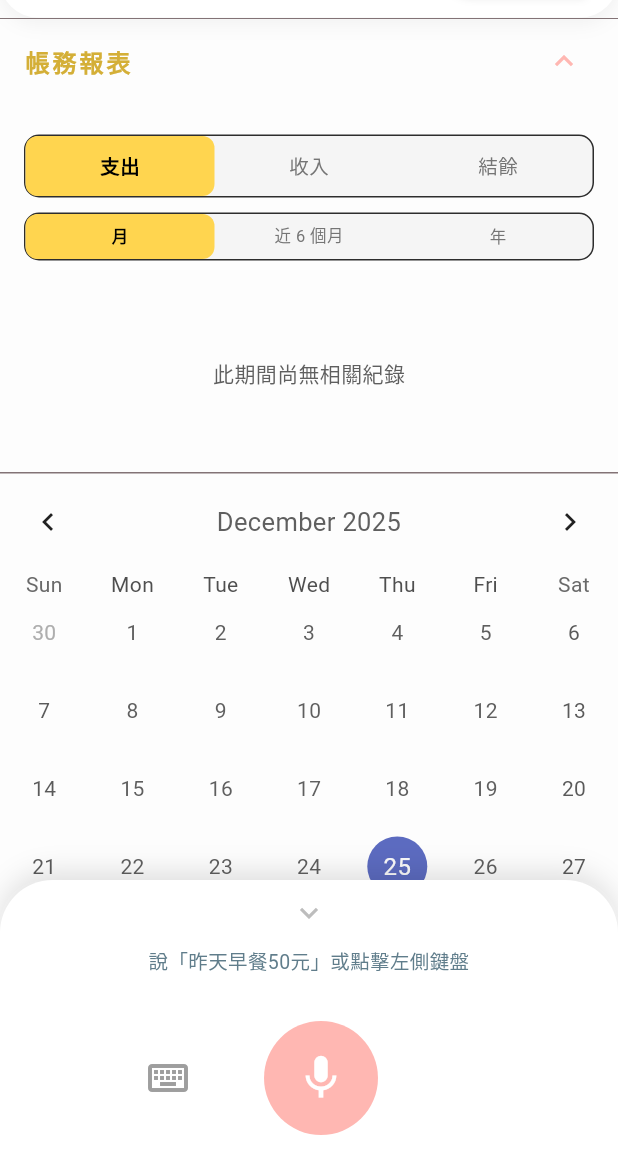
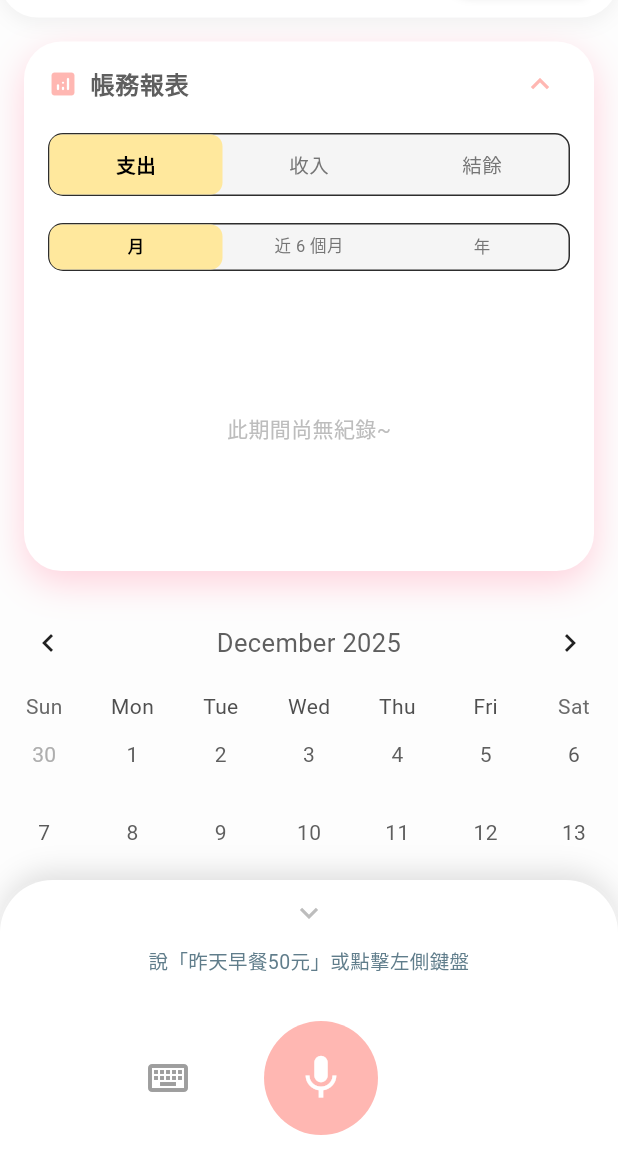
Before and after one commit to nodel33031/voice_expense_app, a Flutter app: the screen it shows after launch, on a phone screen of 412 x 824 dp, the part 71-1236 px from its top. Run offline on Flutter 3.47's test engine with Material 3 defaults, Android fonts, the phone set to English and light mode, and no system bars; drawn by our look-alikes of table_calendar; our stand-ins replace cloud_firestore, firebase_auth, firebase_core, fl_chart, flutter_dotenv, google_fonts and 3 more; accounts and stored records are empty.

Commit message:
style: 整合圖表中心文字、修正 const 錯誤並優化間距

```diff
--- a/lib/main.dart
+++ b/lib/main.dart
@@ -40,17 +40,27 @@ class ProAccountingApp extends StatelessWidget {
       theme: ThemeData(
         useMaterial3: true,
         brightness: Brightness.light,
-        // 使用圓潤的日系字體 (需在 pubspec.yaml 加入 google_fonts)
-        textTheme: GoogleFonts.mPlusRounded1cTextTheme(ThemeData.light().textTheme).copyWith(
-          bodyMedium: GoogleFonts.mPlusRounded1c(color: const Color(0xFF5F5F5F)),
-        ),
+
+        textTheme:
+            GoogleFonts.mPlusRounded1cTextTheme(
+              ThemeData.light().textTheme,
+            ).copyWith(
+              bodyMedium: GoogleFonts.mPlusRounded1c(
+                color: const Color(0xFF5F5F5F),
+              ),
+            ),
+
         colorScheme: ColorScheme.fromSeed(
-          seedColor: const Color(0xFFFFD1DC), // 櫻花粉
-          primary: const Color(0xFFFFB7B2),   // 蜜桃粉
-          surface: Colors.white,
-          background: const Color(0xFFF9F9F9), // 米白色
-        ),
+          seedColor: const Color(0xFFFFD1DC),
+          primary: const Color(0xFFFFB7B2),
+          secondary: const Color(0xFFB2E2F2),
+          // 解決警告：
+          surface: const Color(0xFFFDFDFD),
+        ),
+
+        // 確保 Scaffold 的底色也是乾淨的米白色
         scaffoldBackgroundColor: const Color(0xFFFDFDFD),
+
         bottomSheetTheme: const BottomSheetThemeData(
           backgroundColor: Colors.white,
           elevation: 20,
@@ -705,9 +715,9 @@ class _HomePageState extends State<HomePage> {
           color: Colors.white,
           borderRadius: BorderRadius.circular(15),
           boxShadow: [
-            BoxShadow(color: Colors.black.withOpacity(0.02), blurRadius: 5),
-          ],
-          border: Border.all(color: categoryColor.withOpacity(0.4)),
+            BoxShadow(color: Colors.black.withValues(alpha: 0.05), blurRadius: 5),
+          ],
+          border: Border.all(color: categoryColor.withValues(alpha: 0.4)),
         ),
         child: ListTile(
           onTap: () => _showEditDialog(item), // 點擊後彈出修改視窗
@@ -814,25 +824,18 @@ class _HomePageState extends State<HomePage> {
     );
   }
 
-  // --- 2. 帳務報表區塊 (含支出/收入/結餘切換) ---
+  // --- 2. 帳務報表區塊 (日系可愛風修正版) ---
 Widget _buildChartSection() {
   DateTime now = DateTime.now();
 
-    // 1. 過濾資料 (這部分你之前的代碼很完整)
+  // 1. 資料過濾邏輯 (保持不變)
   List<Map<String, dynamic>> filteredList = _history.where((h) {
-      if (h['date'] == null ||
-          h['type'] == null ||
-          h['category'] == null ||
-          h['amount'] == null)
+    if (h['date'] == null || h['type'] == null || h['category'] == null || h['amount'] == null)
       return false;
     try {
       DateTime hDate = DateFormat('yyyy-MM-dd').parse(h['date'].toString());
-
-        // 🔥 關鍵修正：過濾時不要受 _selectedTab 限制，先抓出該時段「所有」資料
-        // 這樣我們才能在同一個 filteredList 裡同時算支出、收入和結餘
       if (_timeRange == "月") {
-          return hDate.year == _selectedDay.year &&
-              hDate.month == _selectedDay.month;
+        return hDate.year == _selectedDay.year && hDate.month == _selectedDay.month;
       } else if (_timeRange == "近 6 個月") {
         return hDate.isAfter(now.subtract(const Duration(days: 180)));
       } else {
@@ -843,11 +846,10 @@ class _HomePageState extends State<HomePage> {
     }
   }).toList();
 
-    // 2. 根據當前切換的標籤（支出/收入）計算圓餅圖數據
+  // 2. 統計計算
   Map<String, double> categoryStats = {};
   double totalAmount = 0;
 
-    // 只有在非「結餘」模式下才計算圓餅圖需要的分類統計
   if (_selectedTab != "結餘") {
     for (var item in filteredList.where((h) => h['type'] == _selectedTab)) {
       String cat = (item['category'] ?? "未分類").toString();
@@ -858,36 +860,59 @@ class _HomePageState extends State<HomePage> {
   }
 
   return Container(
-      // ... 原本的 Container 樣式代碼 ...
+    margin: const EdgeInsets.all(16),
+    decoration: BoxDecoration(
+      color: Colors.white,
+      borderRadius: BorderRadius.circular(25), // 圓潤大卡片
+      boxShadow: [
+        BoxShadow(
+          color: const Color(0xFFFFD1DC)..withValues(alpha: 0.2), // 淺粉色呼吸感陰影
+          blurRadius: 20,
+          offset: const Offset(0, 8),
+        ),
+      ],
+    ),
     child: ExpansionTile(
-        initiallyExpanded: true, // 建議設為 true 讓它預覽就是展開的
-        title: const Text(
+      initiallyExpanded: true,
+      // 移除預設的邊框線
+      shape: const RoundedRectangleBorder(side: BorderSide.none),
+      collapsedShape: const RoundedRectangleBorder(side: BorderSide.none),
+      title: Row(
+        children: [
+          const Icon(Icons.analytics_rounded, color: Color(0xFFFFB7B2), size: 20),
+          const SizedBox(width: 8),
+          Text(
             "帳務報表",
-          style: TextStyle(
-            color: Color(0xFFD4AF37), // 仙金色
+            style: GoogleFonts.mPlusRounded1c(
+              color: const Color(0xFF5F5F5F), // 柔和深灰文字
               fontWeight: FontWeight.bold,
-            letterSpacing: 2,
-          ),
+              fontSize: 16,
+            ),
+          ),
+        ],
       ),
       children: [
         Padding(
-            padding: const EdgeInsets.all(16),
+          padding: const EdgeInsets.fromLTRB(16, 0, 16, 20),
           child: Column(
             children: [
+              // 第一層切換：支出/收入/結餘
               _buildSegmentedControl(
                 ["支出", "收入", "結餘"],
                 _selectedTab,
                 (v) => setState(() => _selectedTab = v),
               ),
+              const SizedBox(height: 8),
+              // 第二層切換：時間區間
               _buildSegmentedControl(
                 ["月", "近 6 個月", "年"],
                 _timeRange,
                 (v) => setState(() => _timeRange = v),
                 isSecondary: true,
               ),
-                const SizedBox(height: 20),
-
-                // 3. 判斷顯示圓餅圖還是結餘總表
+              const SizedBox(height: 25), // 增加留白
+
+              // 3. 顯示內容
               if (_selectedTab != "結餘") ...[
                 categoryStats.isNotEmpty
                     ? Column(
@@ -895,27 +920,29 @@ class _HomePageState extends State<HomePage> {
                           _buildDonutChart(
                             totalAmount,
                             categoryStats,
-                            ), // 🔥 確保這個函式沒報錯
-                            const SizedBox(height: 20),
+                          ),
+                          const SizedBox(height: 25),
                           _buildCategoryList(totalAmount, categoryStats),
                         ],
                       )
-                      : const SizedBox(
-                          height: 100,
-                          child: Center(child: Text("此期間尚無相關紀錄")),
+                    : SizedBox(
+                        height: 150,
+                        child: Center(
+                          child: Text(
+                            "此期間尚無紀錄~",
+                            style: TextStyle(color: Colors.grey[400]),
+                          ),
+                        ),
                       ),
               ] else ...[
-                  // 計算結餘並顯示
                 Builder(
                   builder: (context) {
                     double inc = 0;
                     double exp = 0;
                     for (var h in filteredList) {
                       double amt = (h['amount'] ?? 0).toDouble();
-                        if (h['type'] == '收入')
-                          inc += amt;
-                        else
-                          exp += amt;
+                      if (h['type'] == '收入') inc += amt;
+                      else exp += amt;
                     }
                     return _buildBalanceSummary(income: inc, expense: exp);
                   },
@@ -932,23 +959,23 @@ class _HomePageState extends State<HomePage> {
   // --- 3. 核心輔助組件 (甜甜圈、清單、結餘) ---
   Widget _buildDonutChart(double total, Map<String, double> stats) {
     return SizedBox(
-      height: 180,
+      height: 220,
       child: Stack(
         alignment: Alignment.center,
         children: [
           PieChart(
             PieChartData(
-              centerSpaceRadius: 60,
-              sectionsSpace: 0,
+              centerSpaceRadius: 65,
+              sectionsSpace: 4,
               sections: stats.entries
                   .map(
                     (e) => PieChartSectionData(
                       color: _categoryColors[e.key] ?? Colors.blueGrey,
                       value: e.value,
                       title: '',
-                      radius: 40,
-                      borderSide: const BorderSide(
-                        color: Color(0xFF2D2D2D),
+                      radius: 25,
+                      borderSide:  BorderSide(
+                        color: Colors.white.withValues(alpha: 0.5),
                         width: 1.2,
                       ),
                     ),
@@ -961,17 +988,25 @@ class _HomePageState extends State<HomePage> {
             children: [
               Text(
                 "總$_selectedTab",
-                style: const TextStyle(color: Colors.grey, fontSize: 12),
-              ),
+                // 💡 移除 const，因為 GoogleFonts 是方法調用
+                style: GoogleFonts.mPlusRounded1c(
+                  color: const Color(0xFFA0A0A0), // 柔和灰
+                  fontSize: 14,
+                  letterSpacing: 1.2, // 增加字距更具設計感
+                ),
+              ),
+              // 💡 增加垂直間距，避免文字擠在一起
+              const SizedBox(height: 6),
               Text(
                 "\$${total.toInt()}",
-                style: const TextStyle(
-                  fontSize: 22,
-                  fontWeight: FontWeight.bold,
-                ),
-              ),
-            ],
-          ),
+                style: GoogleFonts.mPlusRounded1c(
+                  fontSize: 26, // 數字放大，視覺更平衡
+                  fontWeight: FontWeight.w800, // 極粗體展現可愛感
+                  color: const Color(0xFF5F5F5F), // 深質感灰
+                ),
+              ),
+            ],
+          )
         ],
       ),
     );
@@ -1098,7 +1133,7 @@ class _HomePageState extends State<HomePage> {
               child: Container(
                 alignment: Alignment.center,
                 decoration: BoxDecoration(
-                  color: sel ? const Color(0xFFFFD54F) : Colors.transparent,
+                  color: sel ? const Color.fromARGB(255, 255, 232, 157) : Colors.transparent,
                   borderRadius: BorderRadius.circular(8),
                 ),
                 child: Text(
```
Lines whose indentation alone changed are shown as unchanged.
